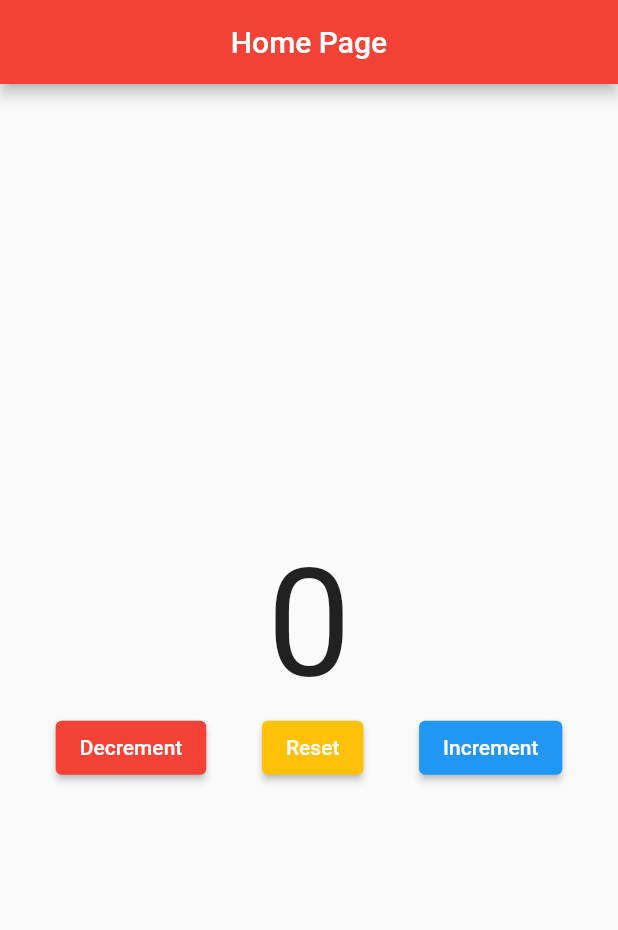
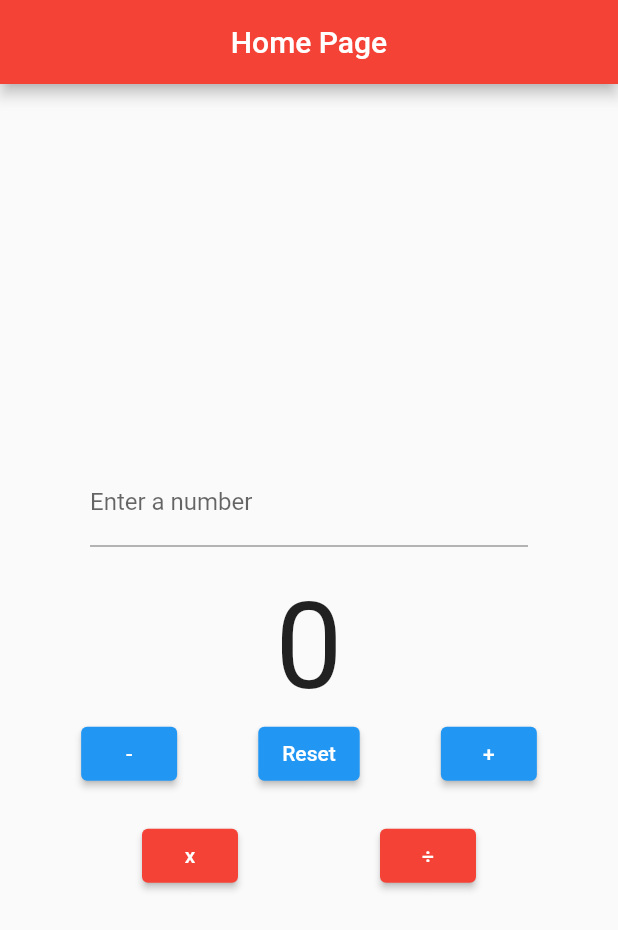
Before and after one commit to ShengYuan-Shawn/flutter-calculator, a Flutter app: the screen it shows after launch, on a phone screen of 412 x 824 dp. Shown: the top 930 px of the screen. Run offline on Flutter 3.47's test engine with Material 2 defaults, Android fonts, the phone set to English and light mode, and no system bars; our stand-ins replace flutter_bloc; Roboto replaces fonts that are missing (Helvetica).

```diff
--- a/lib/main.dart
+++ b/lib/main.dart
@@ -1,6 +1,7 @@
 import 'package:flutter/material.dart';
 import 'package:flutter_bloc/flutter_bloc.dart';
 import 'package:state_management/counter_cubit.dart';
+import 'counter_result.dart';
 
 void main() {
   runApp(MaterialApp(
@@ -10,6 +11,10 @@ void main() {
       create: (context) => CounterCubit(),
       child: const HomePage(),
     ),
+    routes: {
+      '/home': (context) => HomePage(),
+      '/result': (context) => Multiplication(),
+    },
   ));
 }
 
@@ -37,6 +42,8 @@ class _HomePageState extends State<HomePage> {
   int count = 0;
 
   late CounterCubit cubit;
+
+  final _valueController = TextEditingController();
 
   @override
   void didChangeDependencies() {
@@ -67,10 +74,19 @@ class _HomePageState extends State<HomePage> {
             child: Column(
               mainAxisAlignment: MainAxisAlignment.center,
               children: [
+                Padding(
+                  padding:
+                      const EdgeInsets.symmetric(horizontal: 60, vertical: 20),
+                  child: TextField(
+                    controller: _valueController,
+                    decoration: const InputDecoration(
+                        border: UnderlineInputBorder(),
+                        labelText: 'Enter a number'),
+                  ),
+                ),
                 Text(
                   "$state",
-                  style:
-                      const TextStyle(fontSize: 100, fontFamily: 'Helvetica'),
+                  style: const TextStyle(fontSize: 80, fontFamily: 'Helvetica'),
                 ),
                 Row(
                   mainAxisAlignment: MainAxisAlignment.spaceEvenly,
@@ -79,14 +95,14 @@ class _HomePageState extends State<HomePage> {
                       onPressed: () {
                         cubit.decrement();
                       },
-                      style: ElevatedButton.styleFrom(primary: Colors.red),
-                      child: const Text("Decrement"),
+                      style: ElevatedButton.styleFrom(primary: Colors.blue),
+                      child: const Text("-"),
                     ),
                     ElevatedButton(
                       onPressed: () {
                         cubit.reset();
                       },
-                      style: ElevatedButton.styleFrom(primary: Colors.amber),
+                      style: ElevatedButton.styleFrom(primary: Colors.blue),
                       child: const Text("Reset"),
                     ),
                     ElevatedButton(
@@ -94,7 +110,36 @@ class _HomePageState extends State<HomePage> {
                         cubit.increment();
                       },
                       style: ElevatedButton.styleFrom(primary: Colors.blue),
-                      child: const Text("Increment"),
+                      child: const Text("+"),
+                    ),
+                  ],
+                ),
+                Row(
+                  mainAxisAlignment: MainAxisAlignment.spaceEvenly,
+                  children: [
+                    Container(
+                      margin: const EdgeInsets.only(top: 20),
+                      child: ElevatedButton(
+                        onPressed: () {
+                          // cubit.multiplication();
+                          int input = int.parse(_valueController.text);
+                          navigateToResultPage(context, input, state);
+                        },
+                        style: ElevatedButton.styleFrom(primary: Colors.red),
+                        child: const Text("x"),
+                      ),
+                    ),
+                    Container(
+                      margin: const EdgeInsets.only(top: 20),
+                      child: ElevatedButton(
+                        onPressed: () {
+                          // cubit.division();
+                          int input = int.parse(_valueController.text);
+                          navigateToResultPage(context, input, state);
+                        },
+                        style: ElevatedButton.styleFrom(primary: Colors.red),
+                        child: const Text("÷"),
+                      ),
                     ),
                   ],
                 ),
@@ -106,3 +151,10 @@ class _HomePageState extends State<HomePage> {
     );
   }
 }
+
+void navigateToResultPage(BuildContext context, int input, int state) {
+  Navigator.pushNamed(context, '/result', arguments: {
+    input: input,
+    state: state,
+  });
+}
```
Also changed, not shown: lib/counter_cubit.dart (+8 -0 lines), lib/counter_result.dart (added, +87 -0 lines).
